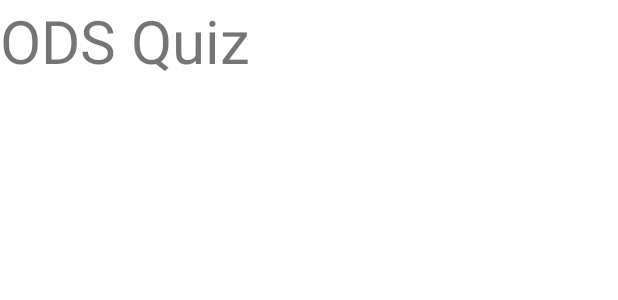
After one commit to balezz/ODScards, an Android app: the layout instruction_fragment.xml on its own in the app's theme, with its tools: preview values and no code run, on a phone screen of 412 x 824 dp. The commit adds this screen. Shown: the top 300 px of the screen. Run offline under Robolectric (Android 15) with nearby library versions, the phone set to English and light mode, and no system bars.

Commit message:
add instruction fragment

```diff
--- a/app/src/main/java/ru/balezz/odsquiz/controllers/QuestFragment.java
+++ b/app/src/main/java/ru/balezz/odsquiz/controllers/QuestFragment.java
@@ -51,7 +51,6 @@ public class QuestFragment extends Fragment {
     @Override
     public void onCreate(@Nullable Bundle savedInstanceState) {
         super.onCreate(savedInstanceState);
-        // todo move to background task
         mQuestSession = QuestSession.getInstance(getActivity());
         mQuests = QuestsLab.getInstance(getActivity()).getQuests();
         mQuestId = mQuestSession.getCurrentId();
--- a/app/src/main/java/ru/balezz/odsquiz/utils/LectureLab.java
+++ b/app/src/main/java/ru/balezz/odsquiz/utils/LectureLab.java
@@ -7,7 +7,8 @@ import java.util.List;
 
 import ru.balezz.odsquiz.models.Lecture;
 
-/** Now it`s just have stub array. todo persist lectures in database*/
+/** Ugly stub
+ *  todo persist lectures in local cache or database*/
 public class LectureLab {
     static LectureLab mLectureLab;
     List<Lecture> mLectures;
--- a/app/src/main/res/layout/fragment_main.xml
+++ b/app/src/main/res/layout/fragment_main.xml
@@ -199,6 +199,7 @@
                     android:layout_width="match_parent"
                     android:layout_height="wrap_content"
                     android:minHeight="64dp"
+                    android:id="@+id/instruction_text"
                     android:background="@color/card_background"
                     android:gravity="center"
                     android:padding="2dp"
--- /dev/null
+++ b/app/src/main/res/layout/instruction_fragment.xml
@@ -0,0 +1,12 @@
+<?xml version="1.0" encoding="utf-8"?>
+<LinearLayout xmlns:android="http://schemas.android.com/apk/res/android"
+    android:orientation="vertical" android:layout_width="match_parent"
+    android:layout_height="match_parent">
+
+    <TextView
+        android:layout_width="wrap_content"
+        android:layout_height="wrap_content"
+        android:text="@string/app_name"
+        android:textSize="40dp"/>
+
+</LinearLayout>
```
Also changed, not shown: app/src/main/java/ru/balezz/odsquiz/controllers/InstructionFragment.java (added, +25 -0 lines), app/src/main/java/ru/balezz/odsquiz/controllers/MainFragment.java (+4 -6 lines).
